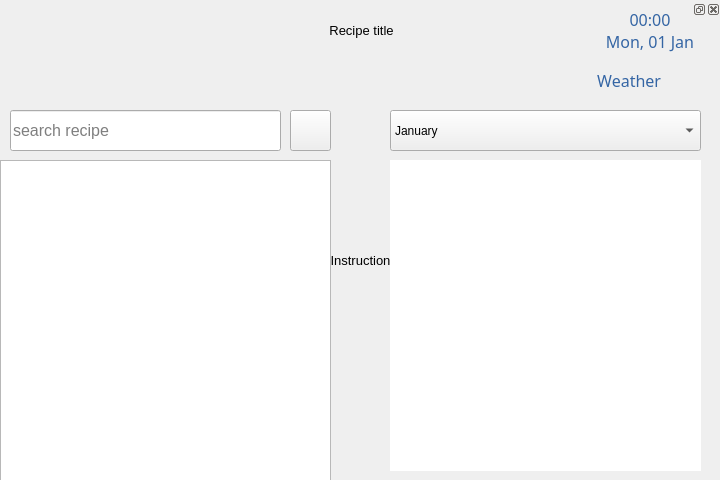
subdee/quzin-python, file mainwindow.ui: the form before one commit.
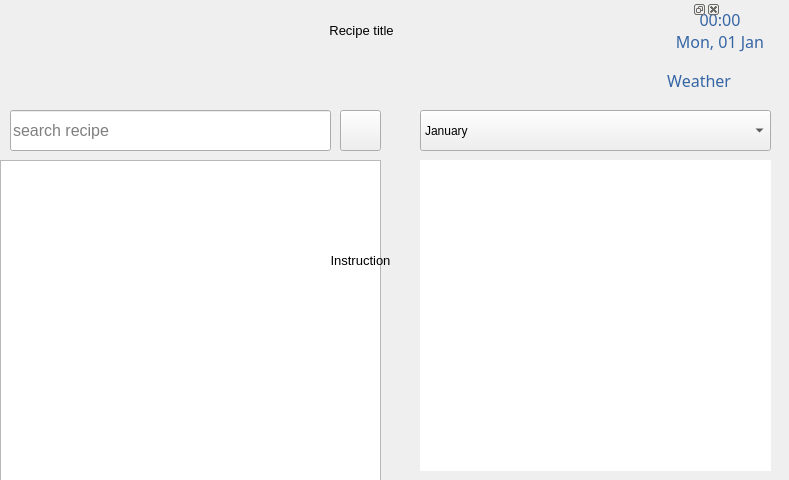
The form after the commit. Icons and pictures are not drawn. Custom widgets are drawn as their Qt base class.

Commit message: Make window fullscreen

Diff of the .ui file:
```diff
--- a/mainwindow.ui
+++ b/mainwindow.ui
@@ -6,7 +6,7 @@
    <rect>
     <x>0</x>
     <y>0</y>
-    <width>720</width>
+    <width>789</width>
     <height>480</height>
    </rect>
   </property>
@@ -26,7 +26,7 @@
    <widget class="QLabel" name="timeLabel">
     <property name="geometry">
      <rect>
-      <x>590</x>
+      <x>660</x>
       <y>0</y>
       <width>120</width>
       <height>60</height>
@@ -490,7 +490,7 @@
      <rect>
       <x>10</x>
       <y>110</y>
-      <width>271</width>
+      <width>321</width>
       <height>41</height>
      </rect>
     </property>
@@ -509,7 +509,7 @@
    <widget class="QPushButton" name="searchBtn">
     <property name="geometry">
      <rect>
-      <x>290</x>
+      <x>340</x>
       <y>110</y>
       <width>41</width>
       <height>41</height>
@@ -533,7 +533,7 @@
      <rect>
       <x>0</x>
       <y>160</y>
-      <width>331</width>
+      <width>381</width>
       <height>321</height>
      </rect>
     </property>
@@ -661,9 +661,9 @@
    <widget class="QComboBox" name="seasonMonthSelect">
     <property name="geometry">
      <rect>
-      <x>390</x>
+      <x>420</x>
       <y>110</y>
-      <width>311</width>
+      <width>351</width>
       <height>41</height>
      </rect>
     </property>
@@ -731,9 +731,9 @@
    <widget class="QPlainTextEdit" name="seasonItems">
     <property name="geometry">
      <rect>
-      <x>390</x>
+      <x>420</x>
       <y>160</y>
-      <width>311</width>
+      <width>351</width>
       <height>311</height>
      </rect>
     </property>
@@ -761,7 +761,7 @@
    <widget class="QLabel" name="logoTextLabel">
     <property name="geometry">
      <rect>
-      <x>290</x>
+      <x>330</x>
       <y>0</y>
       <width>141</width>
       <height>61</height>
@@ -780,7 +780,7 @@
    <widget class="QLabel" name="weatherLabel">
     <property name="geometry">
      <rect>
-      <x>570</x>
+      <x>640</x>
       <y>60</y>
       <width>91</width>
       <height>40</height>
@@ -1225,7 +1225,7 @@
    <widget class="QLabel" name="weatherIconLabel">
     <property name="geometry">
      <rect>
-      <x>670</x>
+      <x>740</x>
       <y>60</y>
       <width>40</width>
       <height>40</height>
```
The commit also changes 3 other files.
